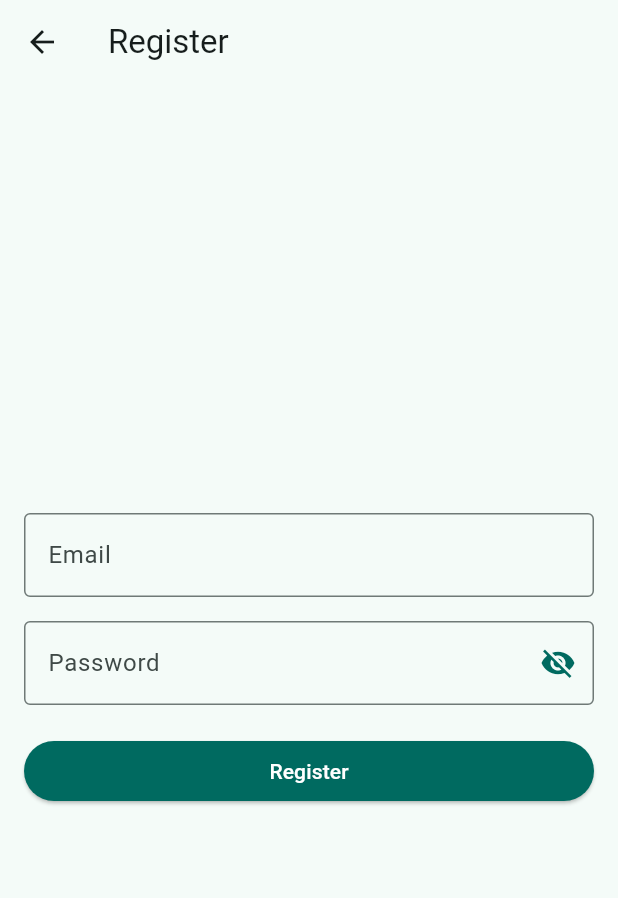
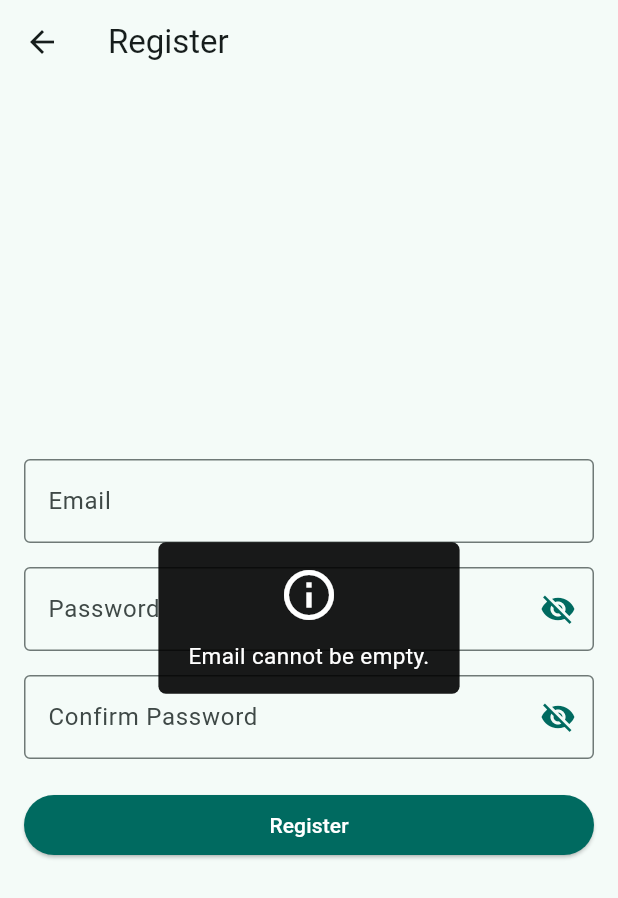
Before and after one commit to mussyahmi/my_finance_mate, a Flutter app: the RegisterPage screen opened directly, after a tap on "Register", on a phone screen of 412 x 824 dp. Shown: the top 898 px of the screen. Run offline on Flutter 3.47's test engine with Material 3 defaults, Android fonts, the phone set to English and light mode, and no system bars; our stand-ins replace adaptive_theme, cloud_firestore, device_info_plus, dropdown_search, email_validator, file_picker and 12 more; accounts and stored records are empty.

Commit message:
Add validation for email using email_validator package and password validation to fulfill secure requirements

```diff
--- a/lib/pages/register_page.dart
+++ b/lib/pages/register_page.dart
@@ -3,10 +3,12 @@
 import 'dart:convert';
 import 'dart:io';
 
+import 'package:email_validator/email_validator.dart';
 import 'package:flutter/material.dart';
 import 'package:firebase_auth/firebase_auth.dart';
 import 'package:cloud_firestore/cloud_firestore.dart';
 import 'package:device_info_plus/device_info_plus.dart';
+import 'package:flutter_easyloading/flutter_easyloading.dart';
 import 'package:provider/provider.dart';
 
 import '../models/person.dart';
@@ -24,8 +26,11 @@ class RegisterPage extends StatefulWidget {
 class RegisterPageState extends State<RegisterPage> {
   final TextEditingController _emailController = TextEditingController();
   final TextEditingController _passwordController = TextEditingController();
+  final TextEditingController _confirmPasswordController =
+      TextEditingController();
   bool _isLoading = false;
   bool _isPasswordVisible = false;
+  bool _isConfirmPasswordVisible = false;
 
   @override
   Widget build(BuildContext context) {
@@ -69,6 +74,29 @@ class RegisterPageState extends State<RegisterPage> {
                 ),
               ),
             ),
+            const SizedBox(height: 16.0),
+            TextField(
+              controller: _confirmPasswordController,
+              obscureText: !_isConfirmPasswordVisible,
+              decoration: InputDecoration(
+                labelText: 'Confirm Password',
+                border: const OutlineInputBorder(),
+                suffixIcon: IconButton(
+                  icon: Icon(
+                    _isConfirmPasswordVisible
+                        ? Icons.visibility
+                        : Icons.visibility_off,
+                    color: Theme.of(context).colorScheme.primary,
+                  ),
+                  onPressed: () {
+                    //* Toggle the password visibility when the button is pressed
+                    setState(() {
+                      _isConfirmPasswordVisible = !_isConfirmPasswordVisible;
+                    });
+                  },
+                ),
+              ),
+            ),
             const SizedBox(height: 20.0),
             ElevatedButton(
               onPressed: () async {
@@ -82,6 +110,7 @@ class RegisterPageState extends State<RegisterPage> {
                   await _register(
                     _emailController.text.trim(),
                     _passwordController.text.trim(),
+                    _confirmPasswordController.text.trim(),
                   );
                 } finally {
                   setState(() {
@@ -176,9 +205,17 @@ class RegisterPageState extends State<RegisterPage> {
     return deviceInfoJson;
   }
 
-  Future<void> _register(String email, String password) async {
+  Future<void> _register(
+    String email,
+    String password,
+    String confirmPassword,
+  ) async {
     try {
-      if (email.isEmpty || password.isEmpty) {
+      //* Validate the form data
+      final message = _validate(email, password, confirmPassword);
+
+      if (message.isNotEmpty) {
+        EasyLoading.showInfo(message);
         return;
       }
 
@@ -243,4 +280,51 @@ class RegisterPageState extends State<RegisterPage> {
       print('Email/Password Sign-In Error: $e');
     }
   }
+
+  String _validate(String email, String password, String confirmPassword) {
+    //* Check if email is empty
+    if (email.isEmpty) {
+      return 'Email cannot be empty.';
+    }
+
+    //* Validate email format
+    if (!EmailValidator.validate(email)) {
+      return 'Please enter a valid email address.';
+    }
+
+    //* Check if password is empty
+    if (password.isEmpty) {
+      return 'Password cannot be empty.';
+    }
+
+    //* Validate password length and content
+    if (password.length < 8) {
+      return 'Password must be at least 8 characters long.';
+    }
+    if (!RegExp(r'[A-Z]').hasMatch(password)) {
+      return 'Password must contain at least one uppercase letter.';
+    }
+    if (!RegExp(r'[a-z]').hasMatch(password)) {
+      return 'Password must contain at least one lowercase letter.';
+    }
+    if (!RegExp(r'[0-9]').hasMatch(password)) {
+      return 'Password must contain at least one digit.';
+    }
+    if (!RegExp(r'[@$!%*?&]').hasMatch(password)) {
+      return 'Password must contain at least one special character.';
+    }
+
+    //* Check if confirmPassword is empty
+    if (confirmPassword.isEmpty) {
+      return 'Confirm password cannot be empty.';
+    }
+
+    //* Check if password and confirmPassword match
+    if (password != confirmPassword) {
+      return 'Passwords do not match.';
+    }
+
+    //* If all validations pass, return an empty string (indicating no errors)
+    return '';
+  }
 }
--- a/pubspec.yaml
+++ b/pubspec.yaml
@@ -57,6 +57,7 @@ dependencies:
   modal_bottom_sheet: ^3.0.0
   dropdown_search: ^6.0.1
   flutter_launcher_icons: ^0.14.1
+  email_validator: ^3.0.0
 
 dev_dependencies:
   flutter_test:
```
Also changed, not shown: pubspec.lock.
